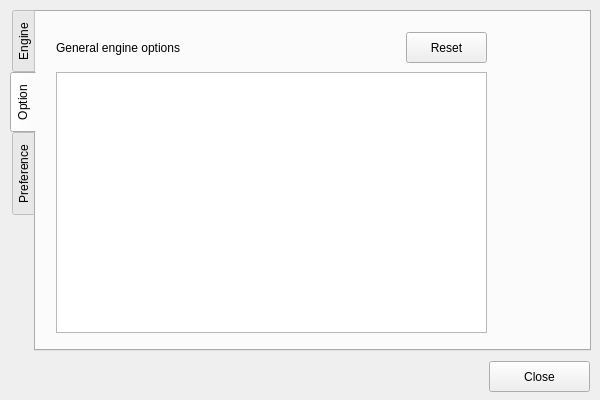
Qt form forms/settingsdialog.ui (shogimaru/shogimaru) before a commit.
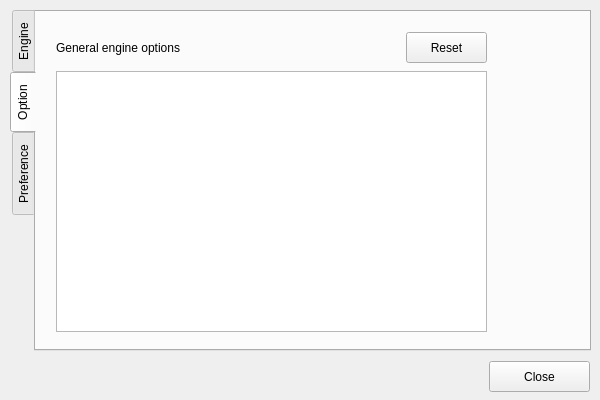
The same form after that commit. The open tabs and pages were chosen to show the change.

```diff
--- a/forms/settingsdialog.ui
+++ b/forms/settingsdialog.ui
@@ -84,7 +84,7 @@
       <enum>Qt::Horizontal</enum>
      </property>
     </widget>
-    <widget class="QTableWidget" name="tableWidget">
+    <widget class="QTableWidget" name="tableEngineOptions">
      <property name="geometry">
       <rect>
        <x>30</x>
@@ -125,11 +125,11 @@
     <attribute name="title">
      <string>Option</string>
     </attribute>
-    <widget class="QTableWidget" name="tableEngineOptions">
+    <widget class="QTableWidget" name="tableGeneralOptions">
      <property name="geometry">
       <rect>
        <x>20</x>
-       <y>60</y>
+       <y>59</y>
        <width>431</width>
        <height>261</height>
       </rect>
```
Left out of the diff: 2 changed lines with no effect on the pictures.
